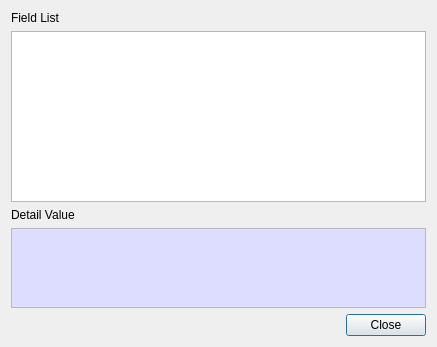
Old version of the form CertMan/csr_info_dlg.ui in the repository jykim74/CertMan.
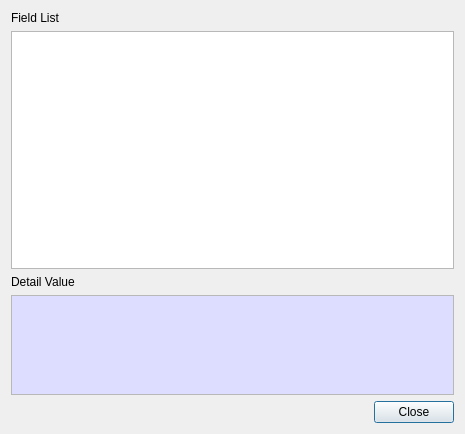
New version of the form.

```diff
--- a/CertMan/csr_info_dlg.ui
+++ b/CertMan/csr_info_dlg.ui
@@ -6,8 +6,8 @@
    <rect>
     <x>0</x>
     <y>0</y>
-    <width>437</width>
-    <height>347</height>
+    <width>465</width>
+    <height>434</height>
    </rect>
   </property>
   <property name="windowTitle">
```
